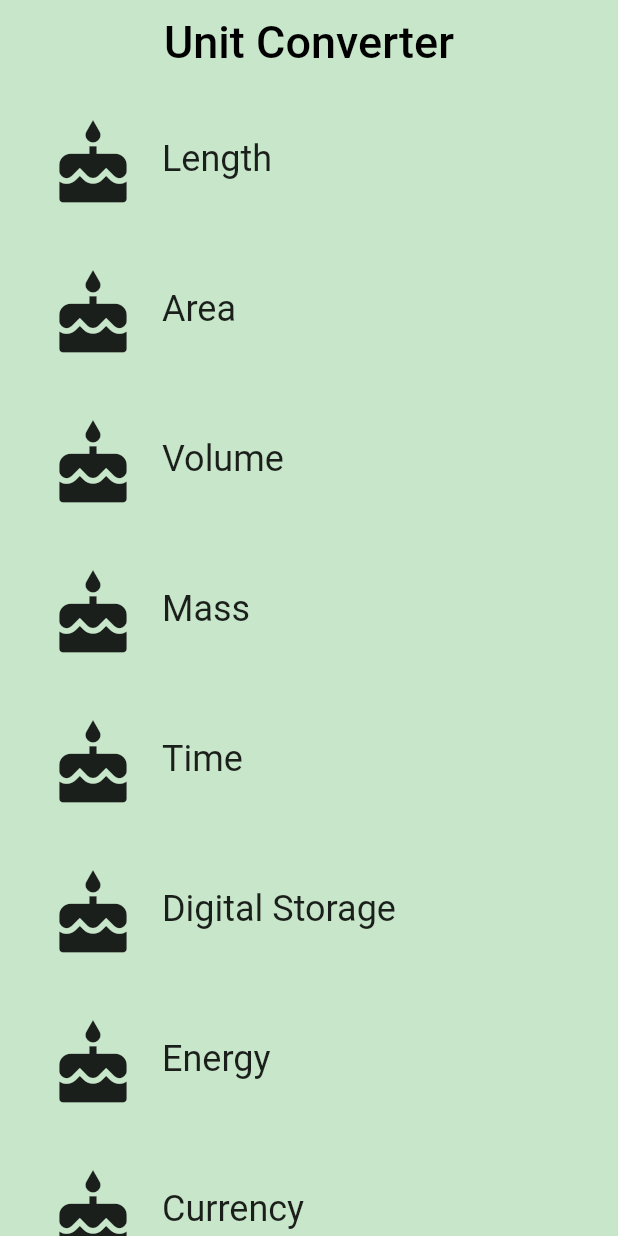
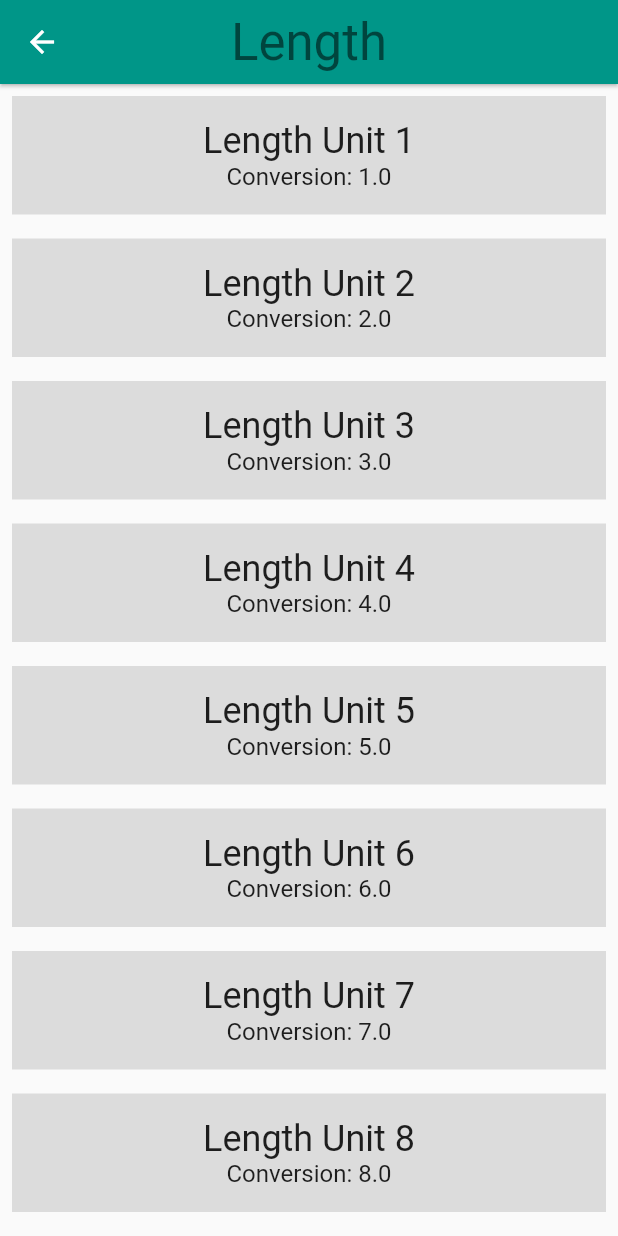
Before and after one commit to heshanka/UnitConverter-FlutterApp, a Flutter app: the screen it shows after launch, after a tap on "Length", on a phone screen of 412 x 824 dp. Run offline on Flutter 3.47's test engine with Material 2 defaults, Android fonts, the phone set to English and light mode, and no system bars.

Commit message:
Added Converter Screens -test level

```diff
--- /dev/null
+++ b/category_route/lib/Unit.dart
@@ -0,0 +1,21 @@
+import 'package:meta/meta.dart';
+
+class Unit{
+
+  final String name;
+  final double conversion;
+
+  const Unit({
+    @required this.name,
+    @required this.conversion,
+})  :assert(name != null),
+    assert(conversion != null);
+
+
+  Unit.fromJsonn(Map jsonmap)
+      :assert(jsonmap['name'] != null),
+        assert(jsonmap['conversion'] != null),
+        name=jsonmap['name'],
+        conversion=jsonmap['conversion'].toDouble();
+
+}
--- a/category_route/lib/category.dart
+++ b/category_route/lib/category.dart
@@ -1,9 +1,5 @@
-// Copyright 2018 The Chromium Authors. All rights reserved.
-// Use of this source code is governed by a BSD-style license that can be
-// found in the LICENSE file.
-
-// To keep your imports tidy, follow the ordering guidelines at
-// https://www.dartlang.org/guides/language/effective-dart/style#ordering
+import 'package:category_route/Unit.dart';
+import 'package:category_route/converter_screen.dart';
 import 'package:flutter/material.dart';
 // @required is defined in the meta.dart package
 import 'package:meta/meta.dart';
@@ -21,6 +17,7 @@
   final String name;
   final ColorSwatch color;
   final IconData iconLocation;
+  final List<Unit> units;
 
   /// Creates a [Category].
   ///
@@ -34,11 +31,35 @@
     @required this.name,
     @required this.color,
     @required this.iconLocation,
+    @required this.units,
   })  : assert(name != null),
         assert(color != null),
         assert(iconLocation != null),
+        assert(units != null),
         super(key: key);
 
+  void _navigateToConverter(BuildContext context){
+    //TODO  navigate to ConverterRoute
+    Navigator.of(context).push(MaterialPageRoute<Null>(
+      builder: (BuildContext context){
+        return Scaffold(
+          appBar: AppBar(
+            elevation: 1.0,
+            title: Text(
+              name,
+              style: Theme.of(context).textTheme.display1,
+            ),
+            centerTitle: true,
+            backgroundColor: color,
+          ),
+          body: ConverterScreen(
+              color:color,
+              name:name,
+              units: units),
+        );
+      },
+    ));
+  }
   /// Builds a custom widget that shows [Category] information.
   ///
   /// This information includes the icon, name, and color for the [Category].
@@ -59,7 +80,8 @@
           // We can use either the () => function() or the () { function(); }
           // syntax.
           onTap: () {
-            print('I was tapped!');
+            //TODO update to call _navigateToConverter
+            _navigateToConverter(context);
           },
           child: Padding(
             padding: EdgeInsets.all(8.0),
--- a/category_route/lib/category_route.dart
+++ b/category_route/lib/category_screen.dart
@@ -2,12 +2,9 @@
 // Use of this source code is governed by a BSD-style license that can be
 // found in the LICENSE file.
 
+import 'package:category_route/Unit.dart';
 import 'package:flutter/material.dart';
-
-// TODO: Check if we need to import anything
 import 'category.dart';
-
-// TODO: Define any constants
 
   final _backgroundColor = Colors.green[100];
 /// Category Route (screen).
@@ -17,8 +14,8 @@
 ///
 /// While it is named CategoryRoute, a more apt name would be CategoryScreen,
 /// because it is responsible for the UI at the route's destination.
-class CategoryRoute extends StatelessWidget {
-  const CategoryRoute();
+class CategoryScreen extends StatelessWidget {
+  const CategoryScreen();
 
   static const _categoryNames = <String>[
     'Length',
@@ -42,6 +39,18 @@
     Colors.red,
   ];
 
+  List<Unit> _retrieveUnitList(String categoryName){
+    return List.generate(10, (int i){
+      i += 1;
+      return Unit(
+        name: '$categoryName Unit $i',
+        conversion: i.toDouble(),
+      );
+    });
+  }
+
+
+
   @override
   Widget build(BuildContext context) {
     // TODO: Create a list of the eight Categories, using the names and colors
@@ -54,18 +63,18 @@
         name: _categoryNames[i],
         color:  _baseColors[i],
         iconLocation: Icons.cake,
+        units : _retrieveUnitList(_categoryNames[i])
       ));
     }
 
 
-    // TODO: Create a list view of the Categories
+    // Create a list view of the Categories
     final listView = Container(
       color: _backgroundColor,
       padding: EdgeInsets.symmetric(horizontal: 8.0),
       child: _buildCategoryWidgets(categories),
     );
 
-    // TODO: Create an App Bar
     final appBar = AppBar(
       elevation: 0.0,
       title: Text('Unit Converter',
@@ -85,7 +94,7 @@
     );
   }
 
-  _buildCategoryWidgets(List<Widget> categories) {
+  Widget _buildCategoryWidgets(List<Widget> categories) {
     return ListView.builder(
         itemBuilder: (BuildContext context, int index) => categories[index],
         itemCount: categories.length,
--- /dev/null
+++ b/category_route/lib/converter_screen.dart
@@ -0,0 +1,47 @@
+import 'package:category_route/Unit.dart';
+import 'package:flutter/material.dart';
+import 'package:meta/meta.dart';
+
+class ConverterScreen extends StatelessWidget{
+
+  final String name;
+  final List<Unit> units;
+  final Color color;
+
+  const ConverterScreen({
+    @required this.name,
+    @required this.color,
+    @required this.units,
+  })  :assert(units != null),
+        assert(color!=null),
+        assert(name!=null);
+
+  @override
+  Widget build(BuildContext context) {
+    final unitWidgets = units.map((Unit unit){
+      //TODO  set color to this  container
+    return Container(
+      color: Colors.black12,
+      margin: EdgeInsets.all(8.0),
+      padding: EdgeInsets.all(16.0),
+      child: Column(
+        children: <Widget>[
+          Text(
+            unit.name,
+            style: Theme.of(context).textTheme.headline,
+          ),
+          Text(
+            'Conversion: ${unit.conversion}',
+            style: Theme.of(context).textTheme.subhead,
+
+          )
+        ],
+      ),
+    );
+  }).toList();
+
+    return ListView(
+      children: unitWidgets,
+    );
+  }
+}
--- a/category_route/lib/main.dart
+++ b/category_route/lib/main.dart
@@ -6,7 +6,7 @@
 import 'package:flutter/material.dart';
 
 // TODO: Import the CategoryRoute widget
-import 'category_route.dart';
+import 'category_screen.dart';
 
 /// The function that is called when main.dart is run.
 void main() {
@@ -22,9 +22,7 @@
     return MaterialApp(
       debugShowCheckedModeBanner: false,
       title: 'Unit Converter',
-      // TODO: Instead of pointing to exactly 1 Category widget,
-      // our home should now point to an instance of the CategoryRoute widget.
-      home: new CategoryRoute(),
+      home: CategoryScreen(),
     );
   }
 }
```
Also changed, not shown: 1 other file.
